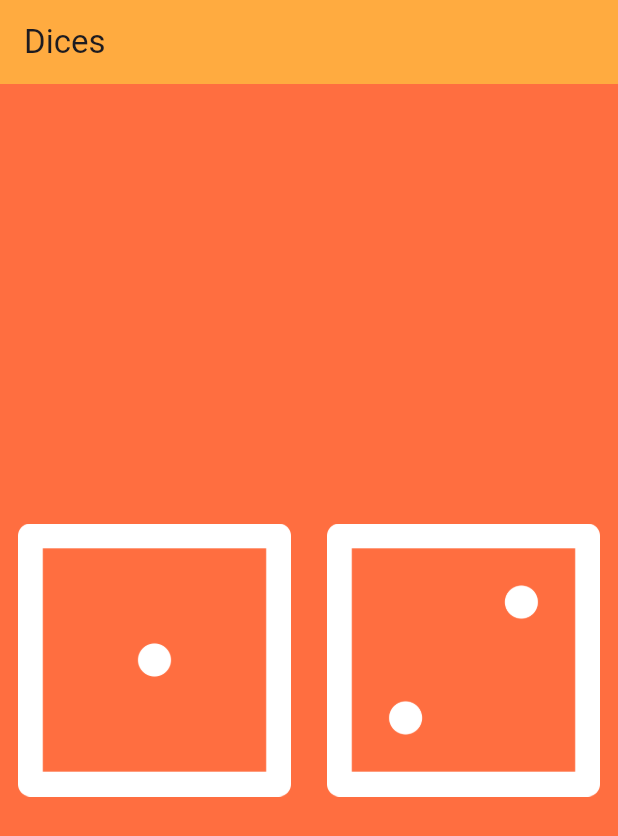
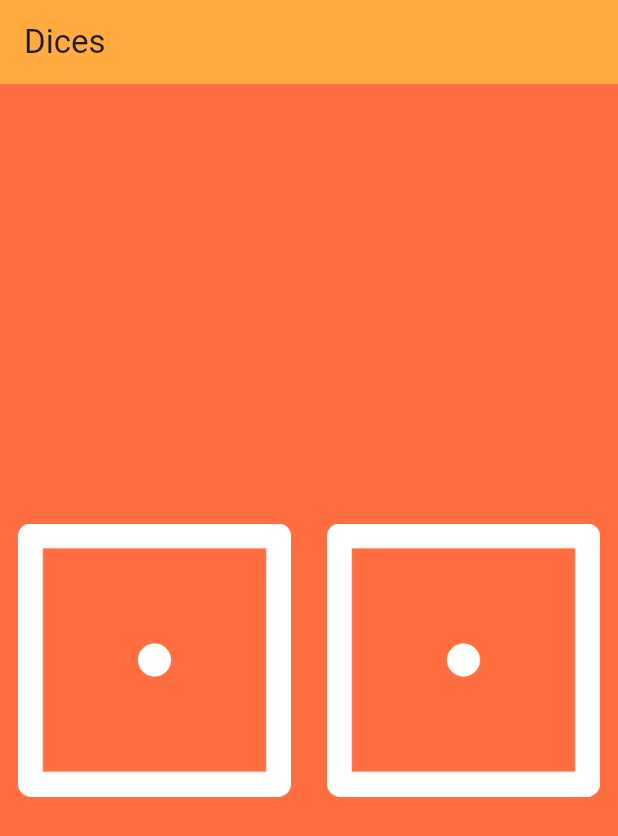
Before and after one commit to mariobrusarosco/app-one-word, a Flutter app: the screen it shows after launch, on a phone screen of 412 x 824 dp. Shown: the top 836 px of the screen. Run offline on Flutter 3.47's test engine with Material 3 defaults, Android fonts, the phone set to English and light mode, and no system bars; project files that could hold a hidden picture were left out.

Commit message:
[LEARNING/FLUTTER] String interpolation

```diff
--- a/lib/main.dart
+++ b/lib/main.dart
@@ -23,6 +23,9 @@
 class DiceUdemy extends StatelessWidget {
   @override
   Widget build(BuildContext context) {
+    var leftDiceValue = 1;
+    var rightDiceValue = 1;
+
     return SafeArea(
       child: Center(
         child: Row(
@@ -31,7 +34,7 @@
               child: TextButton(
                 onPressed: () => print("Left dice pressed"),
                 child: Image.asset(
-                  "assets/images/dice1.png",
+                  "assets/images/dice$leftDiceValue.png",
                 ),
               ),
             ),
@@ -41,7 +44,7 @@
                   print("Left dice pressed");
                 },
                 child: Image.asset(
-                  "assets/images/dice2.png",
+                  "assets/images/dice$rightDiceValue.png",
                 ),
               ),
             )
```
